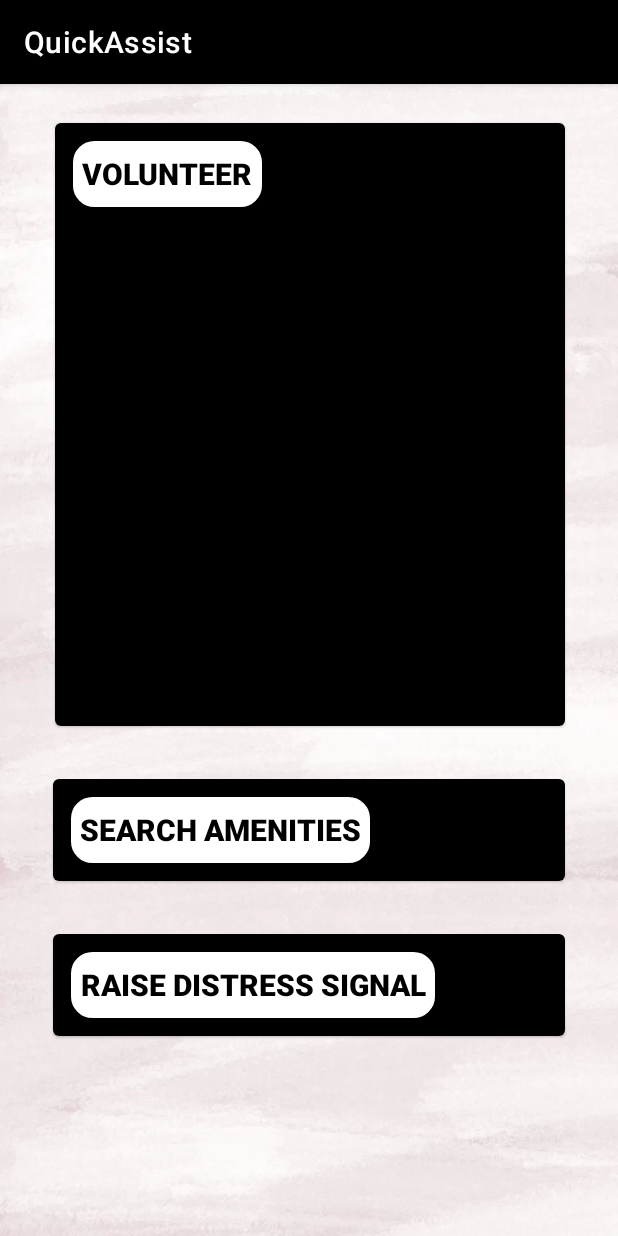
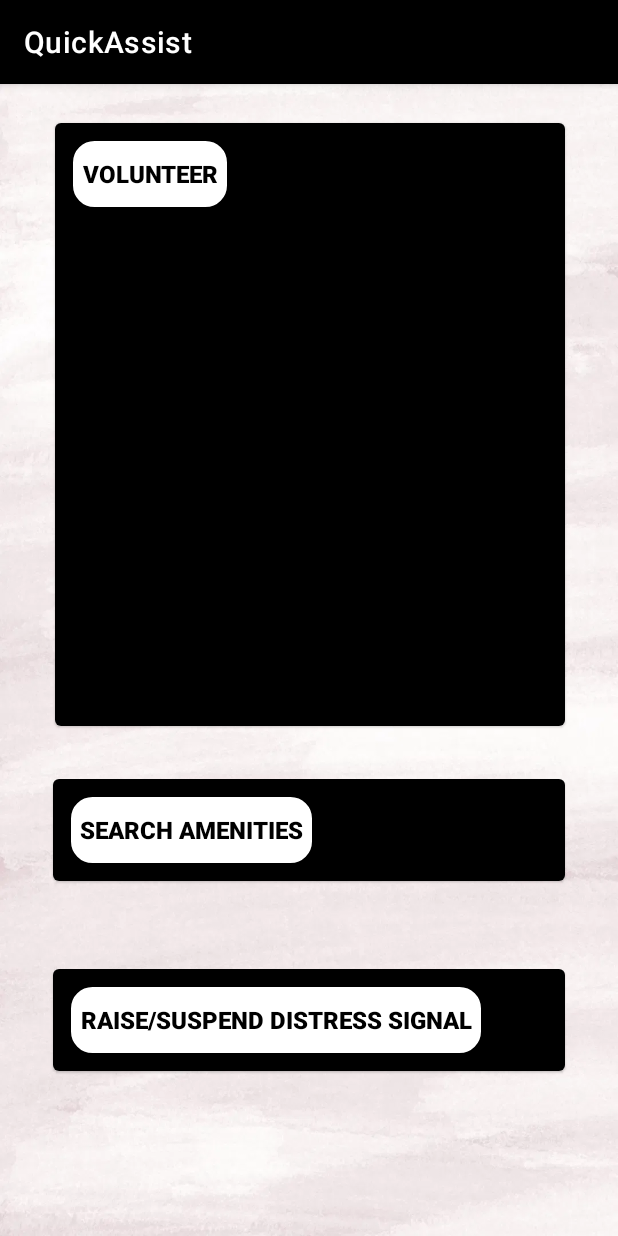
Before and after one commit to Fujiwara16/QuickAssist, an Android app: the HomePage screen opened directly, with no data from a screen before it, on a phone screen of 412 x 824 dp. Run offline under Robolectric (Android 15) with nearby library versions, the phone set to English and light mode, and no system bars; our stand-ins replace Firebase (no records; nobody signed in at launch, a user with empty details on screens opened directly); network calls fail.

Commit message:
distress working lat long pending

```diff
--- a/app/src/main/java/com/example/projecthack4pan/HomePage.kt
+++ b/app/src/main/java/com/example/projecthack4pan/HomePage.kt
@@ -1,7 +1,12 @@
 package com.example.projecthack4pan
 
+import android.content.Intent
+import android.opengl.Visibility
 import androidx.appcompat.app.AppCompatActivity
 import android.os.Bundle
+import android.util.Log
+import android.view.View
+import android.widget.Button
 import androidx.lifecycle.Transformations.map
 import com.google.android.gms.maps.CameraUpdateFactory
 import com.google.android.gms.maps.GoogleMap
@@ -10,19 +15,66 @@ import com.google.android.gms.maps.OnMapReadyCallback
 import com.google.android.gms.maps.SupportMapFragment
 import com.google.android.gms.maps.model.LatLng
 import com.google.android.gms.maps.model.MarkerOptions
+import com.google.firebase.auth.FirebaseAuth
+import com.google.firebase.database.DatabaseReference
+import com.google.firebase.database.FirebaseDatabase
+import android.view.animation.Animation
+
+import android.view.animation.LinearInterpolator
+
+import android.view.animation.AlphaAnimation
+import android.widget.Toast
+import android.location.LocationManager
+
+import android.app.Activity
+
+import android.content.pm.PackageManager
+import androidx.core.app.ActivityCompat
 
 
-class HomePage : AppCompatActivity(), OnMapReadyCallback {
+class HomePage : AppCompatActivity(), OnMapReadyCallback, View.OnClickListener {
     private lateinit var mMap: GoogleMap
 
+    private lateinit var btnVolunteer:Button
+    private lateinit var btnAmenities:Button
+    private lateinit var btnDistress:Button
+    private lateinit var btnAlert:Button
+    private lateinit var userId:String
+    private var mAuth: FirebaseAuth? = null
+    var counter = 0
+    private var mDatabaseReference: DatabaseReference? = null
+    private var mDatabase: FirebaseDatabase? = null
     override fun onCreate(savedInstanceState: Bundle?) {
         super.onCreate(savedInstanceState)
         setContentView(R.layout.activity_home_page)
-        //AIzaSyCId1RjY7NzqlBw_kDNjoPUq4bRSDcRjEE
+
+        btnAmenities = findViewById(R.id.amenities)
+        btnDistress = findViewById(R.id.distress)
+        btnAlert = findViewById(R.id.alert)
+        btnVolunteer = findViewById(R.id.volunteer)
+        initialiseFirebase()
+        checkDistress()
+        btnAmenities.setOnClickListener(this)
+        btnDistress.setOnClickListener(this)
+        btnVolunteer.setOnClickListener(this)
+
         val mapFragment = supportFragmentManager
             .findFragmentById(R.id.map) as SupportMapFragment?
         mapFragment!!.getMapAsync(this)
     }
+
+    private fun checkDistress() {
+        userId = mAuth!!.currentUser!!.uid
+        mDatabase!!.reference.child("distress").child(userId).get().addOnSuccessListener {
+          if(it.exists()){
+            animateAlert()
+            counter = 1
+        }
+        }.addOnFailureListener{
+            Log.e("firebase", "Error getting data", it)
+        }
+    }
+
     override fun onMapReady(googleMap: GoogleMap) {
         mMap = googleMap
 
@@ -34,4 +86,53 @@ class HomePage : AppCompatActivity(), OnMapReadyCallback {
             .title("Marker in Sydney"))
         mMap.moveCamera(CameraUpdateFactory.newLatLng(sydney))
     }
+    private fun initialiseFirebase(){
+        mAuth = FirebaseAuth.getInstance();
+        mDatabase = FirebaseDatabase.getInstance()
+        mDatabaseReference = mDatabase!!.reference.child("Users")
+
+    }
+    override fun onClick(p0: View?) {
+        when(p0?.id) {
+            R.id.volunteer ->{
+
+            }
+            R.id.distress ->{
+                raiseCall()
+            }
+            R.id.amenities ->{
+                 startActivity(Intent(this,Amenities::class.java))
+            }
+        }
+    }
+
+    private fun raiseCall() {
+        if(counter == 0) {
+            val db = mDatabase!!.reference.child("distress")
+            db.child(userId).setValue("1")
+            counter = 1
+            animateAlert()
+        }
+        else if(counter == 1){
+            Toast.makeText(this,"Call Suspended",Toast.LENGTH_SHORT).show()
+            mDatabase!!.reference.child("distress").child(userId).setValue(null)
+            btnAlert.clearAnimation()
+            btnAlert.visibility = View.INVISIBLE
+            counter = 0
+        }
+
+    }
+    private fun getLoc() {
+
+    }
+
+    private fun animateAlert() {
+        btnAlert.visibility = View.VISIBLE
+        val mAnimation: Animation = AlphaAnimation(1f,0f)
+        mAnimation.duration = 200
+        mAnimation.interpolator = LinearInterpolator()
+        mAnimation.repeatCount = Animation.INFINITE
+        mAnimation.repeatMode = Animation.REVERSE
+        btnAlert.startAnimation(mAnimation)
+    }
 }
--- a/app/src/main/res/layout/activity_home_page.xml
+++ b/app/src/main/res/layout/activity_home_page.xml
@@ -27,7 +27,9 @@
             android:background="@color/black"
             android:orientation="vertical">
 
+            <!-- Media -->
             <androidx.appcompat.widget.AppCompatButton
+                android:id="@+id/volunteer"
                 android:layout_width="wrap_content"
                 android:layout_height="wrap_content"
                 android:layout_margin="10dp"
@@ -35,9 +37,9 @@
                 android:padding="8dp"
                 android:text="@string/volunteer"
                 android:textColor="@color/black"
-                android:textSize="20sp"
+                android:textSize="16sp"
                 android:textStyle="bold" />
-            <!-- Media -->
+
             <fragment
                 android:id="@+id/map"
                 android:name="com.google.android.gms.maps.SupportMapFragment"
@@ -74,6 +76,7 @@
             android:orientation="vertical">
 
             <androidx.appcompat.widget.AppCompatButton
+                android:id="@+id/amenities"
                 android:layout_width="wrap_content"
                 android:layout_height="wrap_content"
                 android:layout_margin="10dp"
@@ -81,7 +84,7 @@
                 android:padding="8dp"
                 android:text="@string/search_amenities"
                 android:textColor="@color/black"
-                android:textSize="20sp"
+                android:textSize="16sp"
                 android:textStyle="bold" />
 
             <!-- Title, secondary and supporting text -->
@@ -96,7 +99,8 @@
         app:layout_constraintEnd_toEndOf="parent"
         app:layout_constraintHorizontal_bias="0.494"
         app:layout_constraintStart_toStartOf="parent"
-        app:layout_constraintTop_toBottomOf="@+id/card2">
+        app:layout_constraintTop_toBottomOf="@+id/card2"
+        app:layout_constraintBottom_toTopOf="@id/alert">
 
         <LinearLayout
             android:layout_width="match_parent"
@@ -110,12 +114,29 @@
                 android:layout_margin="10dp"
                 android:background="@drawable/background"
                 android:padding="8dp"
-                android:text="Raise distress signal"
+                android:text="Raise/Suspend distress signal"
+                android:id="@+id/distress"
                 android:textColor="@color/black"
-                android:textSize="20sp"
+                android:textSize="16sp"
                 android:textStyle="bold" />
 
             <!-- Title, secondary and supporting text -->
         </LinearLayout>
     </com.google.android.material.card.MaterialCardView>
+
+    <androidx.appcompat.widget.AppCompatButton
+        android:id="@+id/alert"
+        android:layout_width="232dp"
+        android:layout_height="48dp"
+        android:layout_marginTop="121dp"
+        android:background="@color/red"
+        android:textColor="@color/white"
+        android:visibility="invisible"
+        android:text="ALERT !! Distress call active"
+        app:layout_constraintBottom_toBottomOf="parent"
+        app:layout_constraintEnd_toEndOf="parent"
+        app:layout_constraintHorizontal_bias="0.738"
+        app:layout_constraintStart_toStartOf="parent"
+        app:layout_constraintTop_toBottomOf="@+id/card2"
+        app:layout_constraintVertical_bias="0.954" />
 </androidx.constraintlayout.widget.ConstraintLayout>
--- a/app/src/main/res/values/colors.xml
+++ b/app/src/main/res/values/colors.xml
@@ -11,5 +11,5 @@
     <color name="pink">#EB39F8</color>
 
     <color name="white">#FFFFFFFF</color>
-
+    <color name="red">#F0EA4848</color>
 </resources>
--- a/app/src/main/res/values/strings.xml
+++ b/app/src/main/res/values/strings.xml
@@ -15,4 +15,9 @@
     <string name="volunteer">Volunteer</string>
     <string name="search_amenities">Search amenities</string>
     <string name="quick_assist">Quick Assist</string>
+    <string name="police_stations">Police Stations</string>
+    <string name="hospitals">Hospitals</string>
+    <string name="title_activity_maps">MapsActivity</string>
+    <string name="title_activity_maps2">MapsActivity2</string>
+    <string name="apiFailed">Failed</string>
 </resources>
--- a/build.gradle
+++ b/build.gradle
@@ -8,7 +8,7 @@ buildscript {
 
     dependencies {
         classpath 'com.android.tools.build:gradle:7.0.2'
-        classpath "org.jetbrains.kotlin:kotlin-gradle-plugin:$kotlin_version"
+        classpath "org.jetbrains.kotlin:kotlin-gradle-plugin:1.6.10"
         classpath 'com.google.gms:google-services:4.3.10'
 
         classpath "com.google.android.libraries.mapsplatform.secrets-gradle-plugin:secrets-gradle-plugin:2.0.0"
```
Also changed, not shown: app/build.gradle (+8 -0 lines), app/src/main/AndroidManifest.xml (+30 -3 lines), app/src/main/java/com/example/projecthack4pan/Amenities.kt (added, +147 -0 lines), app/src/main/java/com/example/projecthack4pan/AmenityMap.kt (added, +105 -0 lines), app/src/main/java/com/example/projecthack4pan/Register.kt (+5 -5 lines), app/src/main/res/layout/activity_amenities.xml (added, +142 -0 lines), app/src/main/res/layout/activity_amenity_map.xml (added, +19 -0 lines), 1 other file. Lines whose indentation alone changed are shown as unchanged.
